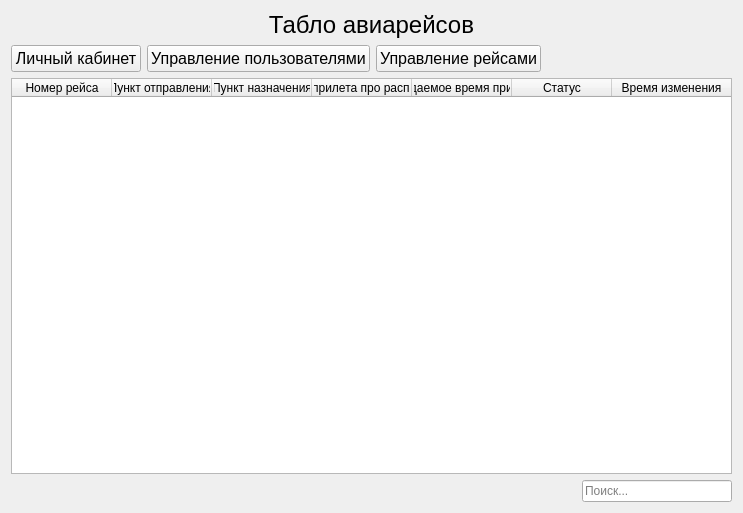
The window that mainwindow.ui (Tweety-sat/Flight-scoreboard) describes before a commit, drawn with Qt 5.
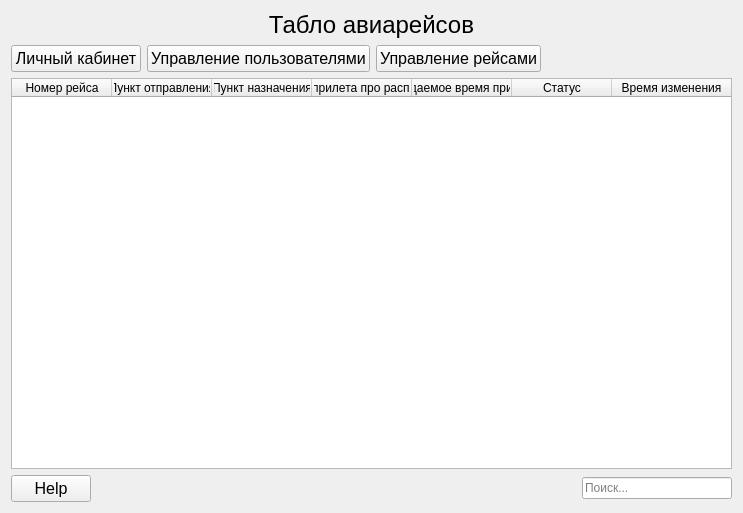
The same window after the commit.

What changed in the file:
```diff
--- a/mainwindow.ui
+++ b/mainwindow.ui
@@ -182,6 +182,18 @@
      </item>
      <item>
       <layout class="QHBoxLayout" name="horizontalLayout_3">
+       <item>
+        <widget class="QPushButton" name="pushButton">
+         <property name="font">
+          <font>
+           <pointsize>12</pointsize>
+          </font>
+         </property>
+         <property name="text">
+          <string>Help</string>
+         </property>
+        </widget>
+       </item>
        <item>
         <spacer name="horizontalSpacer_2">
          <property name="orientation">
```
Left out of the diff: 3 changed lines with no effect on the pictures.
